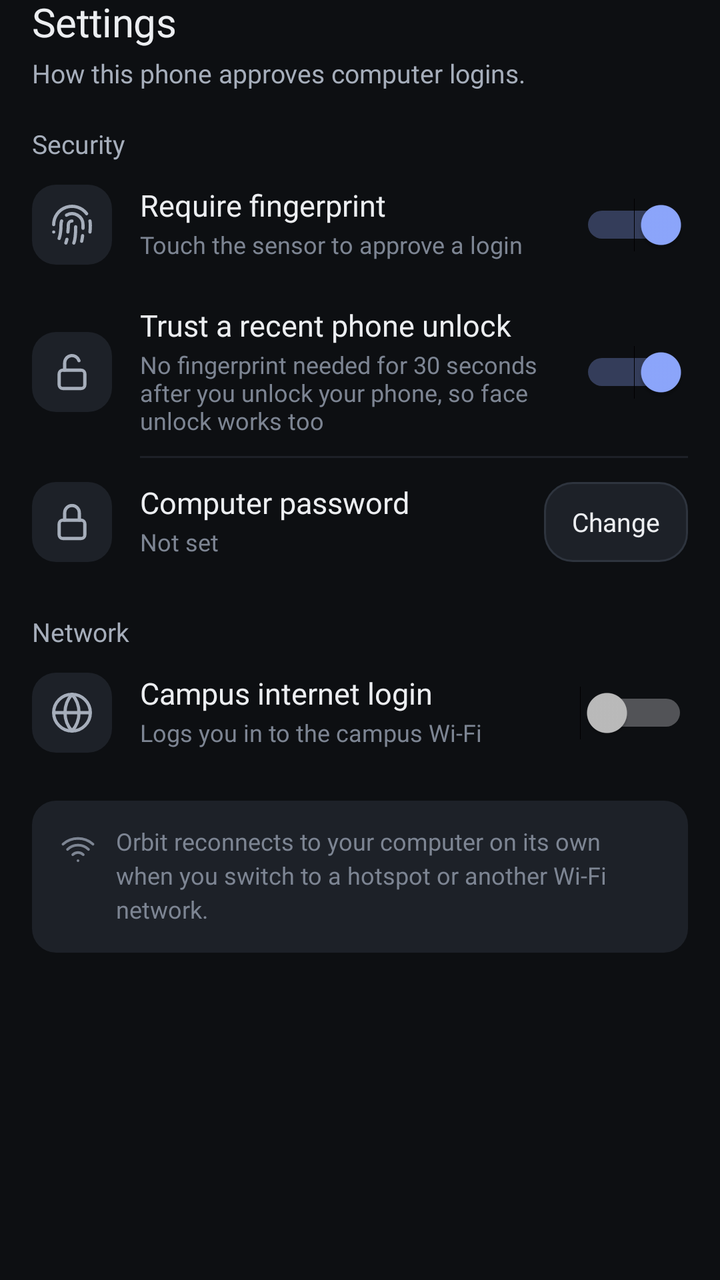
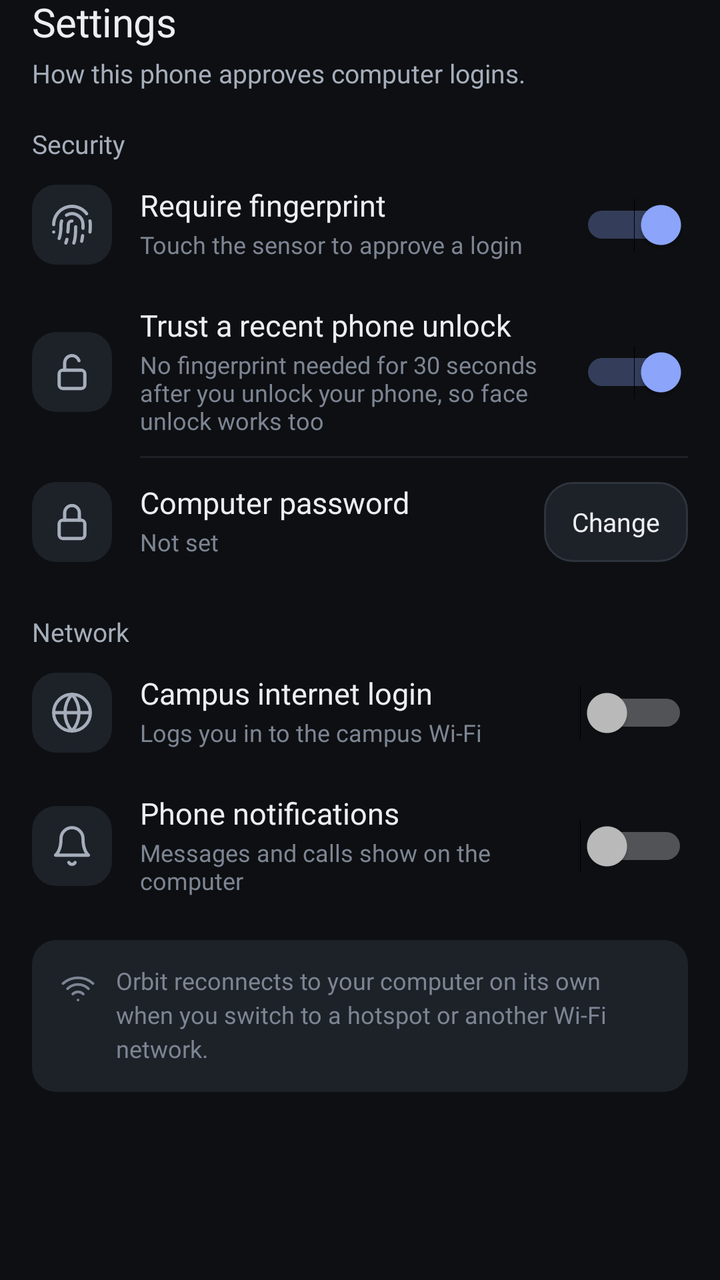

Compare the two renders of this Android layout. The source of the first and the diff that turns it into the second are given below.
<!-- AndroidManifest.xml: application theme AppTheme -->
<!-- res/layout/dialog_settings.xml -->
<?xml version="1.0" encoding="utf-8"?>
<LinearLayout xmlns:android="http://schemas.android.com/apk/res/android"
    android:layout_width="match_parent"
    android:layout_height="wrap_content"
    android:orientation="vertical"
    android:background="@null"
    android:paddingStart="16dp"
    android:paddingEnd="16dp"
    android:paddingBottom="24dp">

    <TextView
        style="@style/Text.Title"
        android:layout_width="wrap_content"
        android:layout_height="wrap_content"
        android:text="Settings" />

    <TextView
        style="@style/Text.Secondary"
        android:layout_width="wrap_content"
        android:layout_height="wrap_content"
        android:layout_marginTop="6dp"
        android:text="How this phone approves computer logins." />

    <TextView
        style="@style/Text.Overline"
        android:layout_width="wrap_content"
        android:layout_height="wrap_content"
        android:layout_marginTop="20dp"
        android:text="Security" />

    
    <LinearLayout
        android:layout_width="match_parent"
        android:layout_height="wrap_content"
        android:gravity="center_vertical"
        android:minHeight="64dp"
        android:baselineAligned="false"
        android:orientation="horizontal"
        android:paddingTop="10dp"
        android:paddingBottom="10dp">

        <ImageView
            android:layout_width="40dp"
            android:layout_height="40dp"
            android:background="@drawable/bg_icon_tile"
            android:importantForAccessibility="no"
            android:padding="9dp"
            android:src="@drawable/ic_o_fingerprint"
            android:tint="@color/o_text_2" />

        <LinearLayout
            android:layout_width="0dp"
            android:layout_height="wrap_content"
            android:layout_weight="1"
            android:layout_marginStart="14dp"
            android:layout_marginEnd="12dp"
            android:orientation="vertical">

            <TextView
                style="@style/Text"
                android:layout_width="wrap_content"
                android:layout_height="wrap_content"
                android:fontFamily="@font/geist_medium"
                android:text="Require fingerprint"
                android:textSize="15sp" />

            <TextView
                android:id="@+id/tv_dialog_biometric_desc"
                style="@style/Text.Caption"
                android:layout_width="wrap_content"
                android:layout_height="wrap_content"
                android:layout_marginTop="4dp"
                android:text="Touch the sensor to approve a login" />
        </LinearLayout>

        <Switch
            android:id="@+id/switch_dialog_biometric"
            android:layout_width="wrap_content"
            android:layout_height="wrap_content"
            android:minHeight="44dp"
            android:checked="true" />
    </LinearLayout>

    
    <LinearLayout
        android:layout_width="match_parent"
        android:layout_height="wrap_content"
        android:gravity="center_vertical"
        android:minHeight="64dp"
        android:baselineAligned="false"
        android:orientation="horizontal"
        android:paddingTop="10dp"
        android:paddingBottom="10dp">

        <ImageView
            android:layout_width="40dp"
            android:layout_height="40dp"
            android:background="@drawable/bg_icon_tile"
            android:importantForAccessibility="no"
            android:padding="9dp"
            android:src="@drawable/ic_o_unlock"
            android:tint="@color/o_text_2" />

        <LinearLayout
            android:layout_width="0dp"
            android:layout_height="wrap_content"
            android:layout_weight="1"
            android:layout_marginStart="14dp"
            android:layout_marginEnd="12dp"
            android:orientation="vertical">

            <TextView
                style="@style/Text"
                android:layout_width="wrap_content"
                android:layout_height="wrap_content"
                android:fontFamily="@font/geist_medium"
                android:text="Trust a recent phone unlock"
                android:textSize="15sp" />

            <TextView
                style="@style/Text.Caption"
                android:layout_width="wrap_content"
                android:layout_height="wrap_content"
                android:layout_marginTop="4dp"
                android:text="No fingerprint needed for 30 seconds after you unlock your phone, so face unlock works too" />
        </LinearLayout>

        <Switch
            android:id="@+id/switch_dialog_recent_unlock"
            android:layout_width="wrap_content"
            android:layout_height="wrap_content"
            android:minHeight="44dp"
            android:checked="true" />
    </LinearLayout>

    <View
        style="@style/Divider"
        android:layout_width="match_parent"
        android:layout_marginStart="54dp" />

    
    <LinearLayout
        android:layout_width="match_parent"
        android:layout_height="wrap_content"
        android:gravity="center_vertical"
        android:minHeight="64dp"
        android:baselineAligned="false"
        android:orientation="horizontal"
        android:paddingTop="10dp"
        android:paddingBottom="10dp">

        <ImageView
            android:layout_width="40dp"
            android:layout_height="40dp"
            android:background="@drawable/bg_icon_tile"
            android:importantForAccessibility="no"
            android:padding="9dp"
            android:src="@drawable/ic_o_lock"
            android:tint="@color/o_text_2" />

        <LinearLayout
            android:layout_width="0dp"
            android:layout_height="wrap_content"
            android:layout_weight="1"
            android:layout_marginStart="14dp"
            android:layout_marginEnd="12dp"
            android:orientation="vertical">

            <TextView
                style="@style/Text"
                android:layout_width="wrap_content"
                android:layout_height="wrap_content"
                android:fontFamily="@font/geist_medium"
                android:text="Computer password"
                android:textSize="15sp" />

            <TextView
                android:id="@+id/tv_dialog_password_desc"
                style="@style/Text.Caption"
                android:layout_width="wrap_content"
                android:layout_height="wrap_content"
                android:layout_marginTop="4dp"
                android:text="Not set" />
        </LinearLayout>

        <Button
            android:autoSizeTextType="none"
            android:id="@+id/btn_dialog_change_password"
            style="@style/Btn.Secondary"
            android:layout_width="wrap_content"
            android:layout_height="40dp"
            android:paddingStart="14dp"
            android:paddingEnd="14dp"
            android:text="Change"
            android:textSize="13sp" />
    </LinearLayout>

    <TextView
        style="@style/Text.Overline"
        android:layout_width="wrap_content"
        android:layout_height="wrap_content"
        android:layout_marginTop="16dp"
        android:text="Network" />

    
    <LinearLayout
        android:layout_width="match_parent"
        android:layout_height="wrap_content"
        android:gravity="center_vertical"
        android:minHeight="64dp"
        android:baselineAligned="false"
        android:orientation="horizontal"
        android:paddingTop="10dp"
        android:paddingBottom="10dp">

        <ImageView
            android:layout_width="40dp"
            android:layout_height="40dp"
            android:background="@drawable/bg_icon_tile"
            android:importantForAccessibility="no"
            android:padding="9dp"
            android:src="@drawable/ic_o_globe"
            android:tint="@color/o_text_2" />

        <LinearLayout
            android:layout_width="0dp"
            android:layout_height="wrap_content"
            android:layout_weight="1"
            android:layout_marginStart="14dp"
            android:layout_marginEnd="12dp"
            android:orientation="vertical">

            <TextView
                style="@style/Text"
                android:layout_width="wrap_content"
                android:layout_height="wrap_content"
                android:fontFamily="@font/geist_medium"
                android:text="Campus internet login"
                android:textSize="15sp" />

            <TextView
                android:id="@+id/tv_dialog_captive_desc"
                style="@style/Text.Caption"
                android:layout_width="wrap_content"
                android:layout_height="wrap_content"
                android:layout_marginTop="4dp"
                android:text="Logs you in to the campus Wi-Fi" />
        </LinearLayout>

        <Switch
            android:id="@+id/switch_dialog_captive"
            android:layout_width="wrap_content"
            android:layout_height="wrap_content"
            android:minHeight="44dp"
            android:checked="false" />
    </LinearLayout>


    
    <LinearLayout
        android:layout_width="match_parent"
        android:layout_height="wrap_content"
        android:layout_marginTop="12dp"
        android:background="@drawable/bg_icon_tile"
        android:baselineAligned="false"
        android:orientation="horizontal"
        android:padding="14dp">

        <ImageView
            android:layout_width="18dp"
            android:layout_height="18dp"
            android:layout_marginTop="1dp"
            android:importantForAccessibility="no"
            android:src="@drawable/ic_o_wifi"
            android:tint="@color/o_text_3" />

        <TextView
            style="@style/Text.Caption"
            android:layout_width="0dp"
            android:layout_height="wrap_content"
            android:layout_weight="1"
            android:layout_marginStart="10dp"
            android:lineSpacingExtra="3dp"
            android:text="Orbit reconnects to your computer on its own when you switch to a hotspot or another Wi-Fi network." />
    </LinearLayout>

</LinearLayout>
<!-- resources referenced by this layout -->
<resources>
  <color name="o_text_2">#A6AEBB</color>
  <color name="o_text_3">#7D8593</color>
  <!-- drawable bg_icon_tile (drawable) -->
  <?xml version="1.0" encoding="utf-8"?>
  <shape xmlns:android="http://schemas.android.com/apk/res/android" android:shape="rectangle"><solid android:color="@color/o_raised"/><corners android:radius="12dp"/></shape>
  <style name="Btn.Secondary">
          <item name="android:autoSizeTextType">uniform</item>
          <item name="android:autoSizeMinTextSize">11sp</item>
          <item name="android:autoSizeMaxTextSize">15sp</item>
          <item name="android:autoSizeStepGranularity">1sp</item>
          <item name="android:background">@drawable/btn_tonal</item>
          <item name="android:textColor">@color/o_text</item>
          <item name="android:drawableTint">@color/o_text</item>
      </style>
  <style name="Divider">
          <item name="android:background">@color/o_raised</item>
          <item name="android:layout_height">1dp</item>
      </style>
  <style name="Text">
          <item name="android:fontFamily">@font/geist_regular</item>
          <item name="android:textColor">@color/o_text</item>
          <item name="android:includeFontPadding">false</item>
      </style>
  <style name="Text.Caption">
          <item name="android:textSize">12sp</item>
          <item name="android:textColor">@color/o_text_3</item>
      </style>
  <style name="Text.Overline">
          <item name="android:fontFamily">@font/geist_semibold</item>
          <item name="android:textSize">13sp</item>
          <item name="android:textColor">@color/o_text_2</item>
      </style>
  <style name="Text.Secondary">
          <item name="android:textSize">13sp</item>
          <item name="android:textColor">@color/o_text_2</item>
      </style>
  <style name="Text.Title">
          <item name="android:fontFamily">@font/geist_semibold</item>
          <item name="android:textSize">20sp</item>
          <item name="android:letterSpacing">-0.01</item>
      </style>
  <color name="o_raised">#1D2128</color>
  <color name="o_text">#ECEEF1</color>
  <color name="o_ground">#0D0F12</color>
  <color name="o_accent">#8EA8FF</color>
  <color name="o_ripple">#1FFFFFFF</color>
  <color name="o_accent_tint">#1F2740</color>
  <color name="o_stroke">#2E343E</color>
  <!-- drawable bg_dialog (drawable) -->
  <?xml version="1.0" encoding="utf-8"?>
  <shape xmlns:android="http://schemas.android.com/apk/res/android" android:shape="rectangle"><solid android:color="@color/o_surface"/><stroke android:width="1dp" android:color="@color/o_hairline"/><corners android:radius="24dp"/></shape>
  <color name="o_surface">#15181D</color>
  <style name="DialogButton" parent="@android:style/Widget.DeviceDefault.Button.Borderless">
          <item name="android:textColor">@color/o_accent</item>
          <item name="android:textAllCaps">false</item>
          <item name="android:fontFamily">@font/geist_medium</item>
          <item name="android:textSize">15sp</item>
      </style>
  <style name="DialogTitle" parent="@android:style/TextAppearance.DeviceDefault.DialogWindowTitle">
          <item name="android:fontFamily">@font/geist_semibold</item>
          <item name="android:textSize">18sp</item>
          <item name="android:textColor">@color/o_text</item>
      </style>
  <color name="o_hairline">#262B33</color>
  <!-- unchanged entries left out for length: 8 -->
</resources>

<!-- the commit's change to res/layout/dialog_settings.xml (unified diff, before → after) -->
@@ -255,6 +255,59 @@
             android:checked="false" />
     </LinearLayout>
 
+    
+    <LinearLayout
+        android:layout_width="match_parent"
+        android:layout_height="wrap_content"
+        android:gravity="center_vertical"
+        android:minHeight="64dp"
+        android:baselineAligned="false"
+        android:orientation="horizontal"
+        android:paddingTop="10dp"
+        android:paddingBottom="10dp">
+
+        <ImageView
+            android:layout_width="40dp"
+            android:layout_height="40dp"
+            android:background="@drawable/bg_icon_tile"
+            android:importantForAccessibility="no"
+            android:padding="9dp"
+            android:src="@drawable/ic_o_bell"
+            android:tint="@color/o_text_2" />
+
+        <LinearLayout
+            android:layout_width="0dp"
+            android:layout_height="wrap_content"
+            android:layout_weight="1"
+            android:layout_marginStart="14dp"
+            android:layout_marginEnd="12dp"
+            android:orientation="vertical">
+
+            <TextView
+                style="@style/Text"
+                android:layout_width="wrap_content"
+                android:layout_height="wrap_content"
+                android:fontFamily="@font/geist_medium"
+                android:text="Phone notifications"
+                android:textSize="15sp" />
+
+            <TextView
+                android:id="@+id/tv_dialog_notify_desc"
+                style="@style/Text.Caption"
+                android:layout_width="wrap_content"
+                android:layout_height="wrap_content"
+                android:layout_marginTop="4dp"
+                android:text="Messages and calls show on the computer" />
+        </LinearLayout>
+
+        <Switch
+            android:id="@+id/switch_dialog_notify"
+            android:layout_width="wrap_content"
+            android:layout_height="wrap_content"
+            android:minHeight="44dp"
+            android:checked="false" />
+    </LinearLayout>
+
 
     
     <LinearLayout
<!-- resource entries referenced after the edit -->
@@ -5,6 +5,13 @@
   <!-- drawable bg_icon_tile (drawable) -->
   <?xml version="1.0" encoding="utf-8"?>
   <shape xmlns:android="http://schemas.android.com/apk/res/android" android:shape="rectangle"><solid android:color="@color/o_raised"/><corners android:radius="12dp"/></shape>
+  <!-- drawable ic_o_bell (drawable) -->
+  <?xml version="1.0" encoding="utf-8"?>
+  <vector xmlns:android="http://schemas.android.com/apk/res/android"
+      android:width="24dp" android:height="24dp" android:viewportWidth="24" android:viewportHeight="24">
+      <path android:pathData="M6,8a6,6 0 0 1 12,0c0,7 3,9 3,9H3s3-2 3-9" android:fillColor="#00000000" android:strokeColor="#FFFFFFFF" android:strokeWidth="1.75" android:strokeLineCap="round" android:strokeLineJoin="round"/>
+      <path android:pathData="M10.3,21a1.94,1.94 0 0 0 3.4,0" android:fillColor="#00000000" android:strokeColor="#FFFFFFFF" android:strokeWidth="1.75" android:strokeLineCap="round" android:strokeLineJoin="round"/>
+  </vector>
   <style name="Btn.Secondary">
           <item name="android:autoSizeTextType">uniform</item>
           <item name="android:autoSizeMinTextSize">11sp</item>
